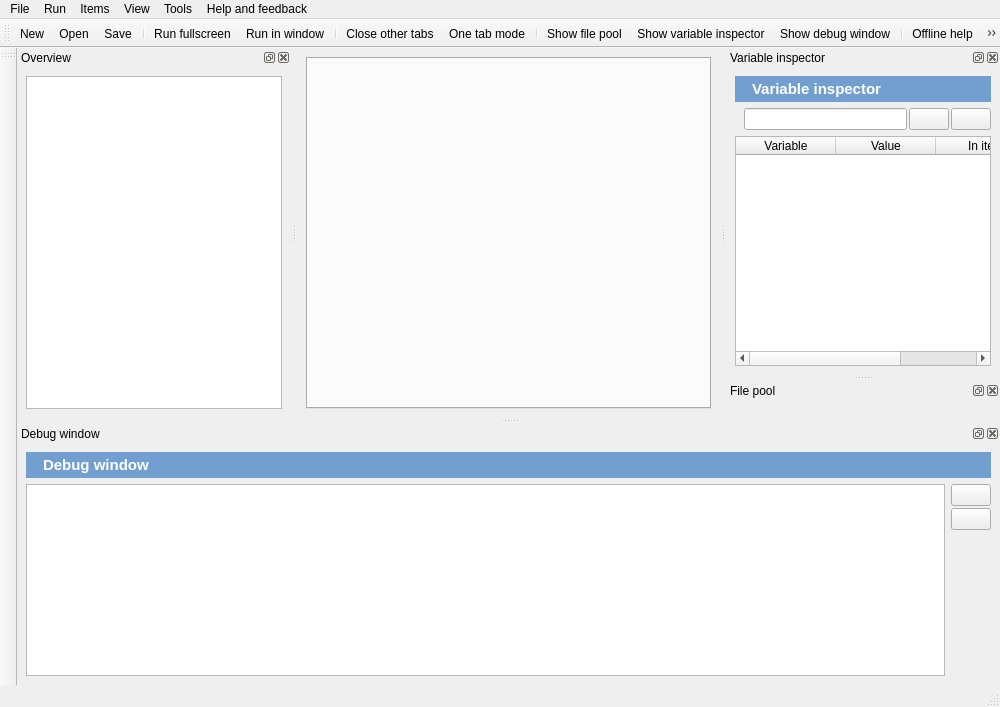
First picture: the form in resources/ui/opensesame.ui, repository open-cogsci/OpenSesame, before the edit.
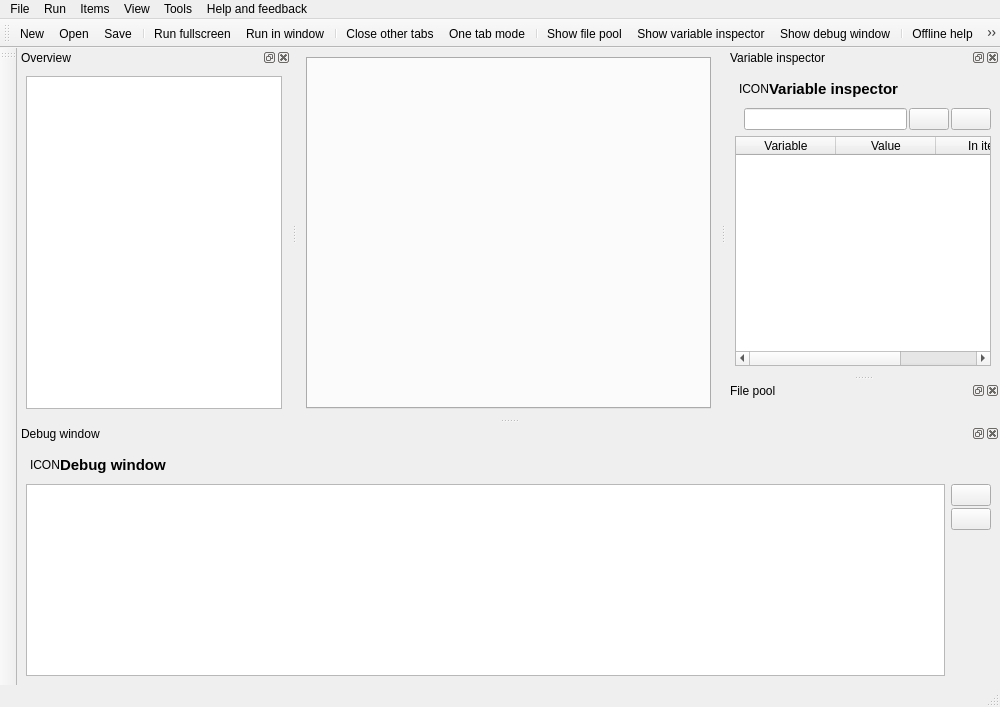
Second picture: the form after the edit. Icons and pictures are not drawn. Custom widgets are drawn as their Qt base class.

What changed in the file:
```diff
--- a/resources/ui/opensesame.ui
+++ b/resources/ui/opensesame.ui
@@ -201,12 +201,11 @@
    <widget class="QWidget" name="dock_widget_variable_inspector">
     <layout class="QVBoxLayout" name="verticalLayout_2">
      <item>
-      <widget class="QWidget" name="widget_2" native="true">
-       <property name="styleSheet">
-        <string notr="true">color: rgb(255, 255, 255);
-background-color: #729fcf;</string>
-       </property>
+      <widget class="QWidget" name="widget_variable_inspector_header_box" native="true">
        <layout class="QHBoxLayout" name="horizontalLayout_3">
+        <property name="spacing">
+         <number>0</number>
+        </property>
         <property name="margin">
          <number>4</number>
         </property>
@@ -219,7 +218,7 @@
            </sizepolicy>
           </property>
           <property name="text">
-           <string/>
+           <string>ICON</string>
           </property>
           <property name="pixmap">
            <pixmap>:/icons/variable_inspector_large.png</pixmap>
@@ -397,12 +396,11 @@
    <widget class="QWidget" name="dockWidgetContents_3">
     <layout class="QVBoxLayout" name="verticalLayout_4">
      <item>
-      <widget class="QWidget" name="widget_4" native="true">
-       <property name="styleSheet">
-        <string notr="true">color: rgb(255, 255, 255);
-background-color: #729fcf;</string>
-       </property>
+      <widget class="QWidget" name="widget_debug_window_header_box" native="true">
        <layout class="QHBoxLayout" name="horizontalLayout_5">
+        <property name="spacing">
+         <number>0</number>
+        </property>
         <property name="margin">
          <number>4</number>
         </property>
@@ -415,7 +413,7 @@
            </sizepolicy>
           </property>
           <property name="text">
-           <string/>
+           <string>ICON</string>
           </property>
           <property name="pixmap">
            <pixmap>:/icons/stdout_large.png</pixmap>
```
